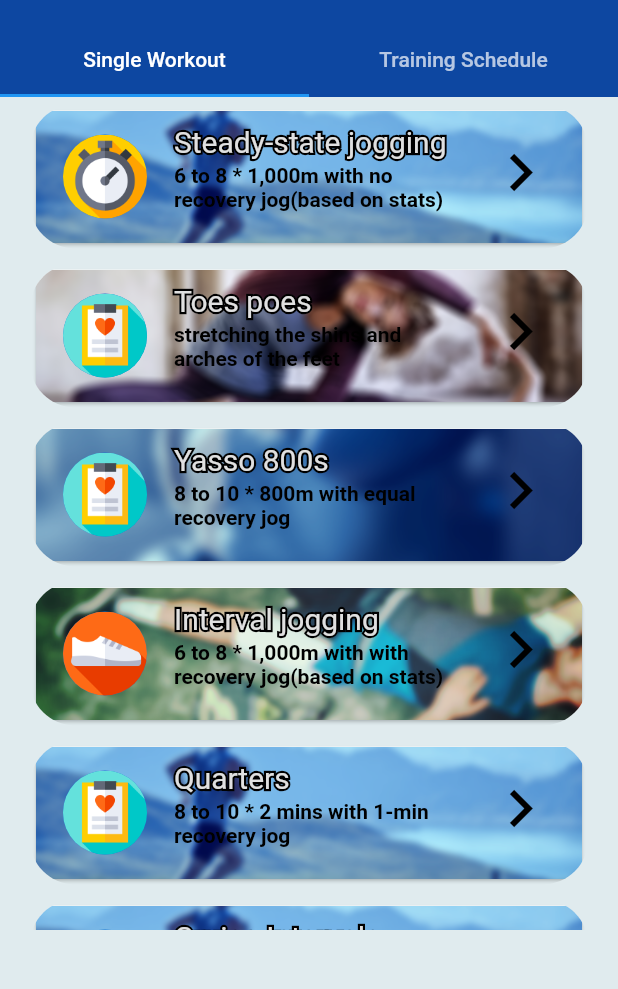
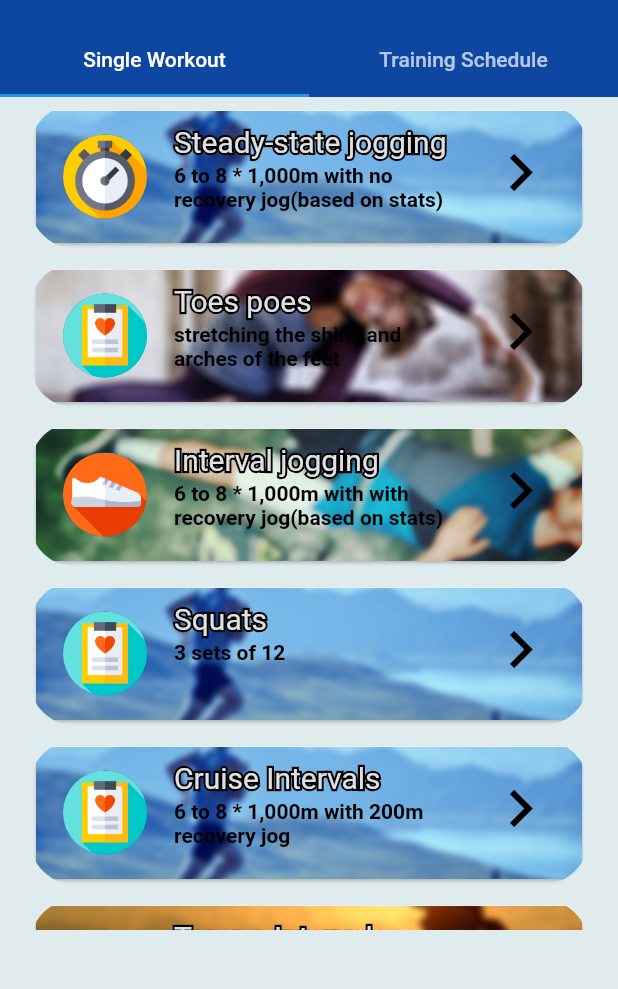
Before and after one commit to EnnyGit/PRJD-ClassF-Team4, a Flutter app: the ChooseTraining screen opened by its route, on a phone screen of 412 x 824 dp, the part 59-1048 px from its top. Run offline on Flutter 3.47's test engine with Material 2 defaults, Android fonts, the phone set to English and light mode, and no system bars; our stand-ins replace flutter_spinkit; network calls fail; statements that could not run were skipped.

Commit message:
sqauts workout added

```diff
--- a/app-prototype/lib/pages/singleworkouts.dart
+++ b/app-prototype/lib/pages/singleworkouts.dart
@@ -21,13 +21,6 @@ class SingleWorkouts extends StatelessWidget {
       details: 'stretching the shins and arches of the feet',
       description: 'To Do Kneel on your mat with your toes curled under. Sit back on your heels (you can place a yoga block or pillow between your heels and glutes). Breathe deeply for 10 counts. Then, point your toes, place your hands on the mat behind you, and lean back as you attempt to lift your knees off the mat. If your knees don’t come far up, don’t worry. You’ll still feel a nice stretch in your shins and arches.'),
 
-      Training(name: "Yasso 800s",
-      color: Colors.yellow,
-      duration: '20-25 min',
-      icon: 'assets/sport.png',
-      image: 'assets/boxing1.png',
-      details: '8 to 10 * 800m with equal recovery jog',
-      description: 'Description'),
 
       Training(name: "Interval jogging",
       color: Colors.yellow,
@@ -37,13 +30,13 @@ class SingleWorkouts extends StatelessWidget {
       details: '6 to 8 * 1,000m with with recovery jog(based on stats)',
       description: 'Alternate between periods of high-intensity exercise and lower-intensity, active or passive recovery.'),
 
-      Training(name: "Quarters",
+      Training(name: "Squats",
       color: Colors.purple,
-      duration: '30 min',
+      duration: '20 min', //maybe also based on stats?
       icon: 'assets/sport.png',
       image: 'assets/runner3.png',
-      details: '8 to 10 * 2 mins with 1-min recovery jog',
-      description: 'Description'),
+      details: '3 sets of 12',
+      description: 'Start standing with feet just wider than hip-width apart, toes pointed slightly out, and hands clasped at chest for balance. Initiate the movement by sending your hips back first, then bend knees to lower down as far as possible while keeping your chest lifted. You should lower down until thighs are at least parallel to floor. Press through heels and engage glutes to return back to the starting position.'),
 
       Training(name: "Cruise Intervals",
       color: Colors.red,
```
